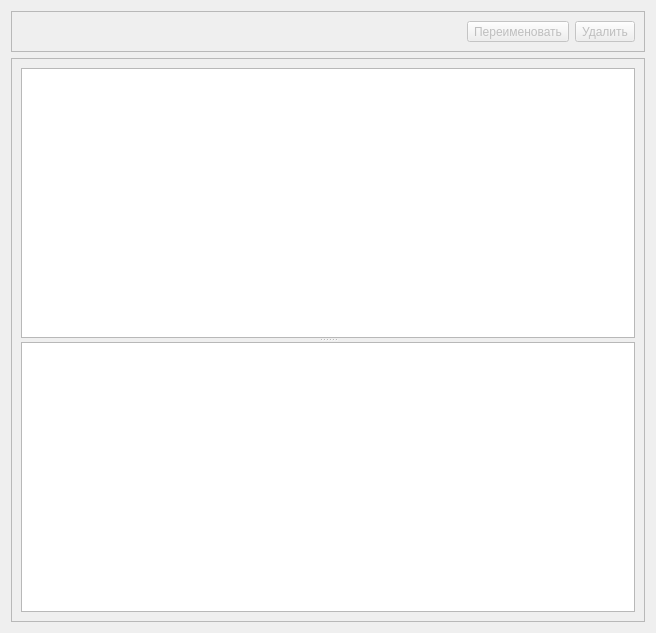
Before: the Qt Designer form src/gui/DocumentsStorageViewverWidget.ui in Flk427/CrossWordsHunter, drawn with Qt 5.
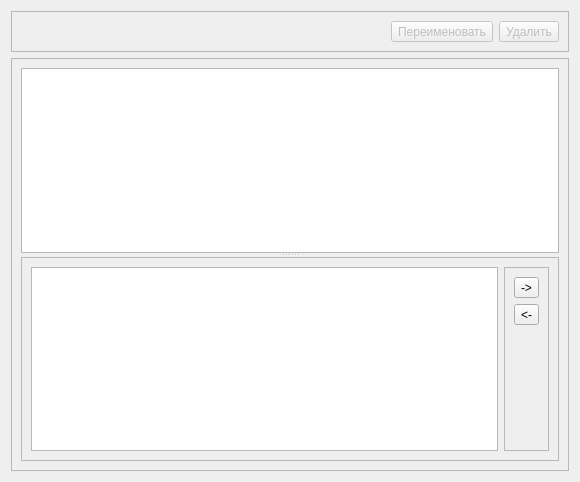
After: the same form once the commit is applied. Custom widgets are drawn as their Qt base class.

```diff
--- a/src/gui/DocumentsStorageViewverWidget.ui
+++ b/src/gui/DocumentsStorageViewverWidget.ui
@@ -6,8 +6,8 @@
    <rect>
     <x>0</x>
     <y>0</y>
-    <width>656</width>
-    <height>633</height>
+    <width>580</width>
+    <height>482</height>
    </rect>
   </property>
   <property name="windowTitle">
@@ -80,7 +80,58 @@
          <enum>Qt::Vertical</enum>
         </property>
         <widget class="QListView" name="listView"/>
-        <widget class="DocumentEditorWidget" name="textEdit"/>
+        <widget class="QFrame" name="frame_2">
+         <property name="frameShape">
+          <enum>QFrame::StyledPanel</enum>
+         </property>
+         <property name="frameShadow">
+          <enum>QFrame::Raised</enum>
+         </property>
+         <layout class="QHBoxLayout" name="horizontalLayout">
+          <item>
+           <widget class="DocumentEditorWidget" name="textEdit"/>
+          </item>
+          <item>
+           <widget class="QFrame" name="frame_3">
+            <property name="frameShape">
+             <enum>QFrame::StyledPanel</enum>
+            </property>
+            <property name="frameShadow">
+             <enum>QFrame::Raised</enum>
+            </property>
+            <layout class="QVBoxLayout" name="verticalLayout_3">
+             <item>
+              <widget class="QToolButton" name="toolButtonNextWord">
+               <property name="text">
+                <string>-&gt;</string>
+               </property>
+              </widget>
+             </item>
+             <item>
+              <widget class="QToolButton" name="toolButtonPrevWord">
+               <property name="text">
+                <string>&lt;-</string>
+               </property>
+              </widget>
+             </item>
+             <item>
+              <spacer name="verticalSpacer">
+               <property name="orientation">
+                <enum>Qt::Vertical</enum>
+               </property>
+               <property name="sizeHint" stdset="0">
+                <size>
+                 <width>20</width>
+                 <height>40</height>
+                </size>
+               </property>
+              </spacer>
+             </item>
+            </layout>
+           </widget>
+          </item>
+         </layout>
+        </widget>
        </widget>
       </item>
      </layout>
```
